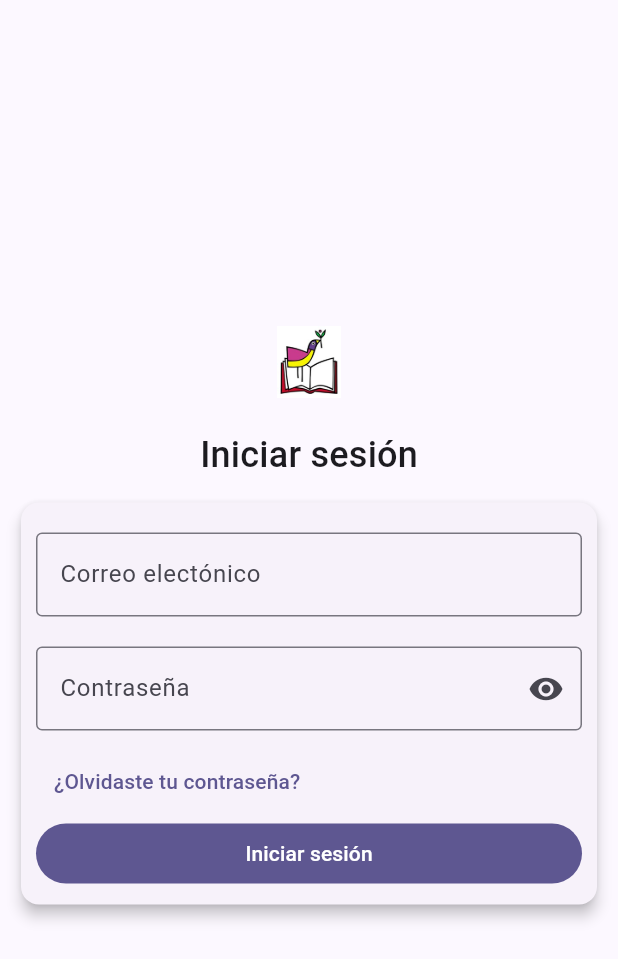
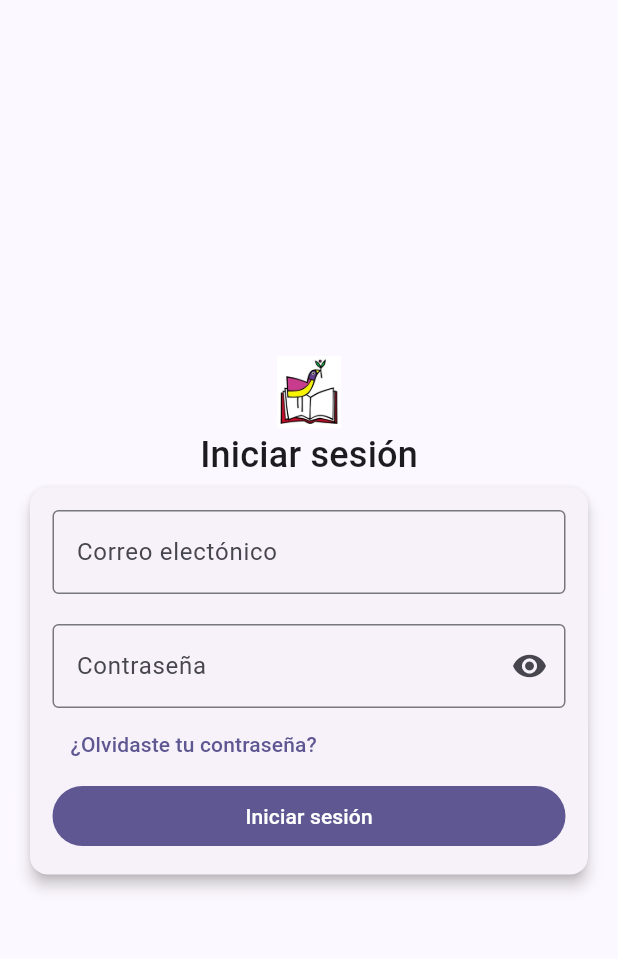
Before and after one commit to ITPSM-UCA/itpsm-mobile, a Flutter app: the screen it shows after launch, on a phone screen of 412 x 824 dp. Shown: the top 959 px of the screen. Run offline on Flutter 3.47's test engine with Material 2 defaults, Android fonts, the phone set to English and light mode, and no system bars.

Commit message:
[FIXED] Overflow when typing on textfields

```diff
--- a/lib/screens/login/login_screen.dart
+++ b/lib/screens/login/login_screen.dart
@@ -9,25 +9,23 @@ class LoginScreen extends StatelessWidget {
   @override
   Widget build(BuildContext context) {
     return Scaffold(
-      body: Column(
-        crossAxisAlignment: CrossAxisAlignment.center,
-        mainAxisAlignment: MainAxisAlignment.center,
-        children: [
-          Container(
-            height: 48,
-            margin: const EdgeInsets.only(bottom: 10),
-            child:
-              Image.asset('assets/images/logos/logo-ITPSM-p.jpg')
+      body: SizedBox.expand(
+        child: Center(
+          child: SingleChildScrollView(
+            child: Column(
+              mainAxisAlignment: MainAxisAlignment.center,
+              children: [
+                SizedBox(
+                  height: 48,
+                  child: Image.asset('assets/images/logos/logo-ITPSM-p.jpg', fit: BoxFit.cover,),
+                ),
+                Text('Iniciar sesión', style: Theme.of(context).textTheme.titleMedium),
+                const LoginForm()
+              ],
+            ),
           ),
-          Container(
-            margin: const EdgeInsets.symmetric(vertical: 10),
-            child: Text('Iniciar sesión', style: Theme.of(context).textTheme.titleMedium)
-          ),
-          const Padding(
-            padding: EdgeInsets.symmetric(horizontal: 10),
-            child: LoginForm()
-          )
-      ],),
+        )
+      )
     );
   }
 }
--- a/lib/widgets/login/login_form.dart
+++ b/lib/widgets/login/login_form.dart
@@ -5,25 +5,30 @@ class LoginForm extends StatelessWidget {
 
   @override
   Widget build(BuildContext context) {
-    return Card(
+    return ConstrainedBox(
+      constraints: const BoxConstraints(
+        minWidth: 240,
+        maxWidth: 380,
+      ),
+      child: Card(
         elevation: 4,
         child: Padding(
-        padding: const EdgeInsets.all(10),
+          padding: const EdgeInsets.all(15),
           child: Column(
             crossAxisAlignment: CrossAxisAlignment.stretch,
             children: [
               Container(
-              margin: const EdgeInsets.symmetric(vertical: 10),
+                margin: const EdgeInsets.only(bottom: 10),
                 child: TextFormField(
                   decoration: const InputDecoration(
                     labelText: 'Correo electónico',
                     border: OutlineInputBorder(),
                     hintText: 'Correo electónico'
-                ),
+                  )
                 ),
               ),
               Container(
-              margin: const EdgeInsets.symmetric(vertical: 10),
+                margin: const EdgeInsets.only(top: 10),
                 child: TextFormField(
                   decoration: const InputDecoration(
                     labelText: 'Contraseña',
@@ -33,7 +38,7 @@ class LoginForm extends StatelessWidget {
                   ),
                 ),
               ),
-            Container(
+              Align(
                 alignment: Alignment.centerLeft,
                 child: TextButton(onPressed: () {}, child: const Text('¿Olvidaste tu contraseña?'))
               ),
@@ -41,7 +46,9 @@ class LoginForm extends StatelessWidget {
                 onPressed: () {},
                 child: const Text('Iniciar sesión'),
               )
-          ],),
+            ],
+          ),
+        ),
       ),
     );
   }
```
Lines whose indentation alone changed are shown as unchanged.
